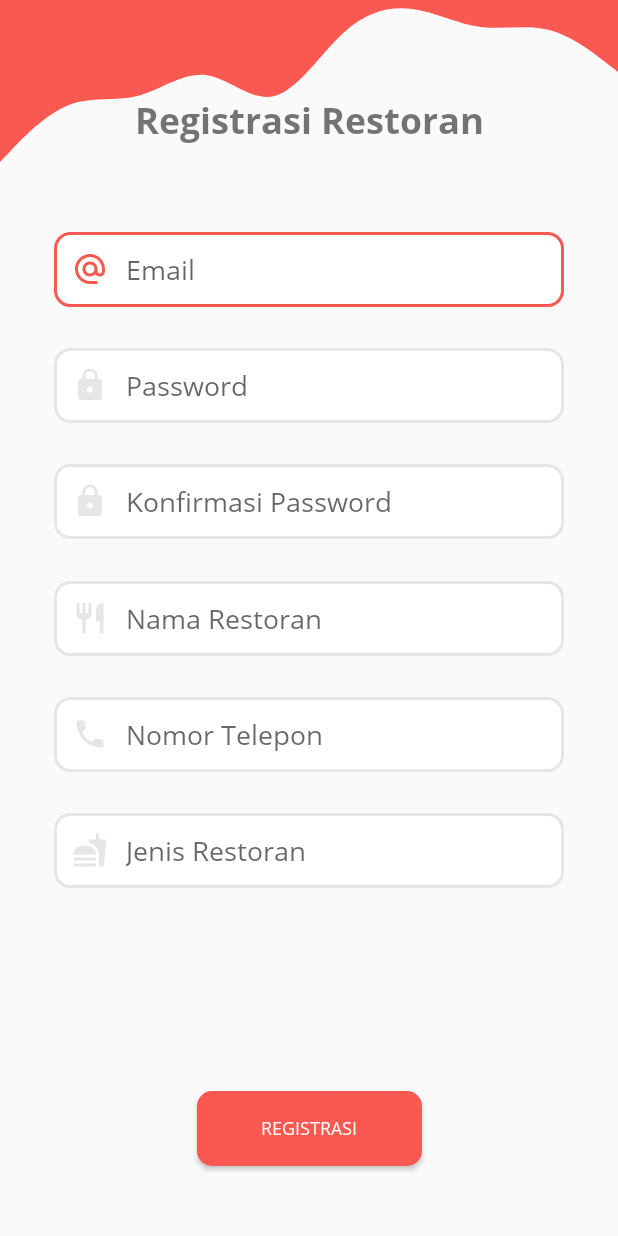
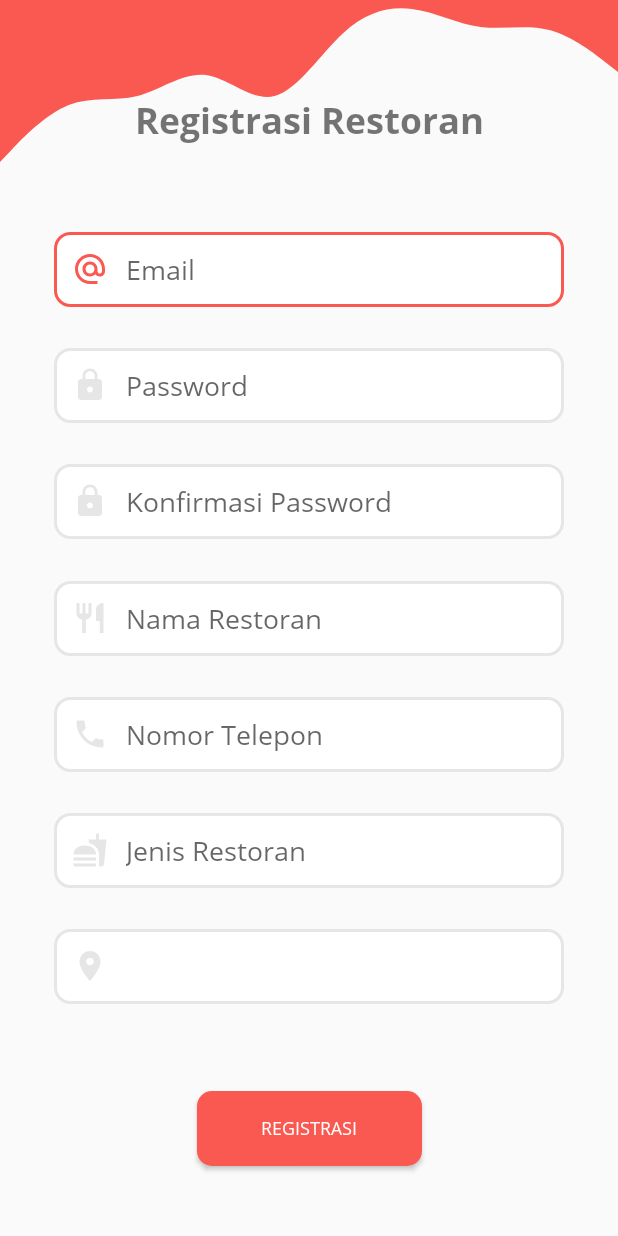
Before and after one commit to arldst/SelFood, an Android app: the RestaurantRegistrationActivity screen opened directly, with no data from a screen before it, on a phone screen of 412 x 824 dp. Run offline under Robolectric (Android 15) with nearby library versions, the phone set to English and light mode, and no system bars.

```diff
--- a/app/src/main/java/com/kom5a_tugasbesar/selfood/Activity/RestaurantRegistrationActivity.java
+++ b/app/src/main/java/com/kom5a_tugasbesar/selfood/Activity/RestaurantRegistrationActivity.java
@@ -3,14 +3,105 @@ package com.kom5a_tugasbesar.selfood.Activity;
 import androidx.appcompat.app.AppCompatActivity;
 
 import android.os.Bundle;
+import android.util.Patterns;
+import android.view.View;
+import android.widget.Button;
+import android.widget.EditText;
+import android.widget.RelativeLayout;
+import android.widget.TextView;
+import android.widget.Toast;
 
 import com.kom5a_tugasbesar.selfood.R;
 
 public class RestaurantRegistrationActivity extends AppCompatActivity {
 
+    private EditText mEmail, mPassword, mConfPassword, mRestoName, mPhonenumber, mRestoCat;
+    private TextView mLocation;
+    private Button mRegBtn;
+    private RelativeLayout mLocBtn;
+
     @Override
     protected void onCreate(Bundle savedInstanceState) {
         super.onCreate(savedInstanceState);
         setContentView(R.layout.activity_restaurant_registration);
+
+        mEmail = findViewById(R.id.regInputEmailResto);
+        mPassword = findViewById(R.id.regInputPasswordResto);
+        mConfPassword = findViewById(R.id.regInputConfPasswordResto);
+        mRestoName = findViewById(R.id.regInputRestoName);
+        mPhonenumber = findViewById(R.id.regInputPhoneNumberResto);
+        mRestoCat = findViewById(R.id.regRestoCategory);
+        mLocation = findViewById(R.id.regLocText);
+        mLocBtn = findViewById(R.id.regRestoLocBtn);
+        mRegBtn = findViewById(R.id.regButtonResto);
+
+        mLocBtn.setOnClickListener(new View.OnClickListener() {
+            @Override
+            public void onClick(View view) {
+
+            }
+        });
+
+        mRegBtn.setOnClickListener(new View.OnClickListener() {
+            @Override
+            public void onClick(View view) {
+
+                // Get data from input
+                String email = mEmail.getText().toString().trim();
+                String password = mPassword.getText().toString().trim();
+                String confPassword = mConfPassword.getText().toString().trim();
+                String name = mRestoName.getText().toString().trim();
+                String phoneNumber = mPhonenumber.getText().toString().trim();
+                String category = mRestoCat.getText().toString().trim();
+
+                if(email.isEmpty()) {
+                    mEmail.setError("Harap masukan email");
+                    mEmail.requestFocus();
+                    return;
+                }
+
+                if(!Patterns.EMAIL_ADDRESS.matcher(email).matches()) {
+                    mEmail.setError("Harap masukan email yang valid");
+                    mEmail.requestFocus();
+                    return;
+                }
+
+                if(password.length() < 8) {
+                    mPassword.setError("Password minimal 8 karakter");
+                    mPassword.requestFocus();
+                    return;
+                }
+
+                if(!confPassword.equals(password)) {
+                    mConfPassword.setError("Konfirmasi password salah");
+                    mConfPassword.requestFocus();
+                    return;
+                }
+
+                if(name.isEmpty()) {
+                    mRestoName.setError("Harap masukan nama lengkap");
+                    mRestoName.requestFocus();
+                    return;
+                }
+
+                if(phoneNumber.isEmpty()) {
+                    mPhonenumber.setError("Harap masukan nomor telepon");
+                    mPhonenumber.requestFocus();
+                    return;
+                }
+
+                if(!Patterns.PHONE.matcher(phoneNumber).matches()) {
+                    mPhonenumber.setError("Harap masukan nomor yang valid");
+                    mPhonenumber.requestFocus();
+                    return;
+                }
+
+                if(category.isEmpty()) {
+                    mRestoCat.setError("Harap masukan jenis resto");
+                    mRestoCat.requestFocus();
+                    return;
+                }
+            }
+        });
     }
 }
--- /dev/null
+++ b/app/src/main/res/drawable/ic_location.xml
@@ -0,0 +1,9 @@
+<vector xmlns:android="http://schemas.android.com/apk/res/android"
+    android:width="24dp"
+    android:height="24dp"
+    android:viewportWidth="24"
+    android:viewportHeight="24">
+  <path
+      android:fillColor="@color/colorGrey"
+      android:pathData="M12,2C8.13,2 5,5.13 5,9c0,5.25 7,13 7,13s7,-7.75 7,-13c0,-3.87 -3.13,-7 -7,-7zM12,11.5c-1.38,0 -2.5,-1.12 -2.5,-2.5s1.12,-2.5 2.5,-2.5 2.5,1.12 2.5,2.5 -1.12,2.5 -2.5,2.5z"/>
+</vector>
--- a/app/src/main/res/layout/activity_restaurant_registration.xml
+++ b/app/src/main/res/layout/activity_restaurant_registration.xml
@@ -39,6 +39,7 @@
         android:drawableStart="@drawable/custom_email_icon"
         android:paddingStart="12dp"
         android:drawablePadding="12dp"
+        android:paddingEnd="12dp"
         app:layout_constraintBottom_toBottomOf="parent"
         app:layout_constraintEnd_toEndOf="parent"
         app:layout_constraintHorizontal_bias="0.500"
@@ -56,6 +57,7 @@
         android:drawableStart="@drawable/custom_lock_icon"
         android:paddingStart="12dp"
         android:drawablePadding="12dp"
+        android:paddingEnd="12dp"
         app:layout_constraintBottom_toBottomOf="parent"
         app:layout_constraintEnd_toEndOf="parent"
         app:layout_constraintHorizontal_bias="0.500"
@@ -73,6 +75,7 @@
         android:drawableStart="@drawable/custom_lock_icon"
         android:paddingStart="12dp"
         android:drawablePadding="12dp"
+        android:paddingEnd="12dp"
         app:layout_constraintBottom_toBottomOf="parent"
         app:layout_constraintEnd_toEndOf="parent"
         app:layout_constraintHorizontal_bias="0.500"
@@ -90,6 +93,7 @@
         android:drawableStart="@drawable/custom_restaurant_icon"
         android:paddingStart="12dp"
         android:drawablePadding="12dp"
+        android:paddingEnd="12dp"
         app:layout_constraintBottom_toBottomOf="parent"
         app:layout_constraintEnd_toEndOf="parent"
         app:layout_constraintHorizontal_bias="0.500"
@@ -107,6 +111,7 @@
         android:drawableStart="@drawable/custom_phone_icon"
         android:paddingStart="12dp"
         android:drawablePadding="12dp"
+        android:paddingEnd="12dp"
         app:layout_constraintBottom_toBottomOf="parent"
         app:layout_constraintEnd_toEndOf="parent"
         app:layout_constraintHorizontal_bias="0.500"
@@ -123,12 +128,49 @@
         android:drawableStart="@drawable/custom_food_icon"
         android:paddingStart="12dp"
         android:drawablePadding="12dp"
+        android:paddingEnd="12dp"
         app:layout_constraintBottom_toBottomOf="parent"
         app:layout_constraintEnd_toEndOf="parent"
         app:layout_constraintHorizontal_bias="0.500"
         app:layout_constraintStart_toStartOf="parent"
         app:layout_constraintTop_toTopOf="parent"
         app:layout_constraintVertical_bias="0.700"/>
+
+    <RelativeLayout
+        android:id="@+id/regRestoLocBtn"
+        android:layout_width="340dp"
+        android:layout_height="50dp"
+        app:layout_constraintBottom_toBottomOf="parent"
+        app:layout_constraintEnd_toEndOf="parent"
+        app:layout_constraintHorizontal_bias="0.500"
+        app:layout_constraintStart_toStartOf="parent"
+        app:layout_constraintTop_toTopOf="parent"
+        app:layout_constraintVertical_bias="0.800"
+        android:background="@drawable/edittext_custom_box"
+        android:clickable="true"
+        android:onClick="onClick">
+
+        <ImageView
+            android:id="@+id/regLocIcon"
+            android:layout_width="wrap_content"
+            android:layout_height="wrap_content"
+            android:src="@drawable/ic_location"
+            android:layout_marginLeft="12dp"
+            android:layout_centerVertical="true" />
+
+        <TextView
+            android:id="@+id/regLocText"
+            android:layout_width="270dp"
+            android:layout_height="wrap_content"
+            android:layout_centerVertical="true"
+            android:layout_toEndOf="@+id/regLocIcon"
+            android:layout_marginLeft="12dp"
+            android:textSize="18sp"
+            android:ellipsize="end"
+            android:maxLines="1"
+            android:textColor="@android:color/darker_gray" />
+
+    </RelativeLayout>
 
     <Button
         android:id="@+id/regButtonResto"
```
